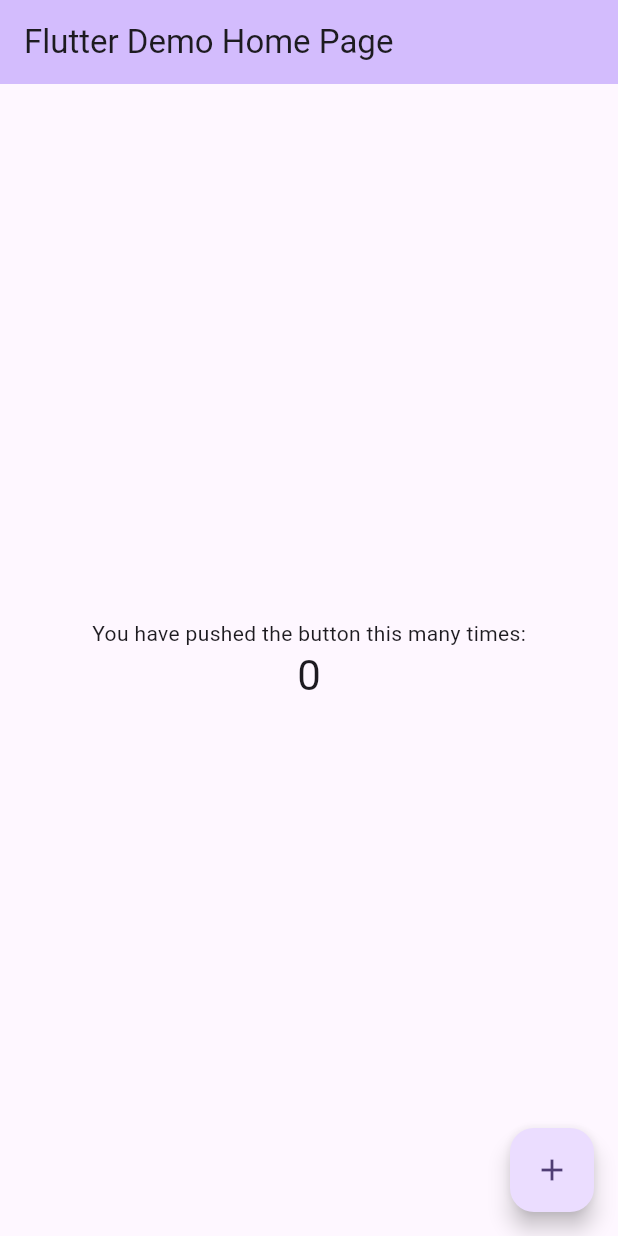
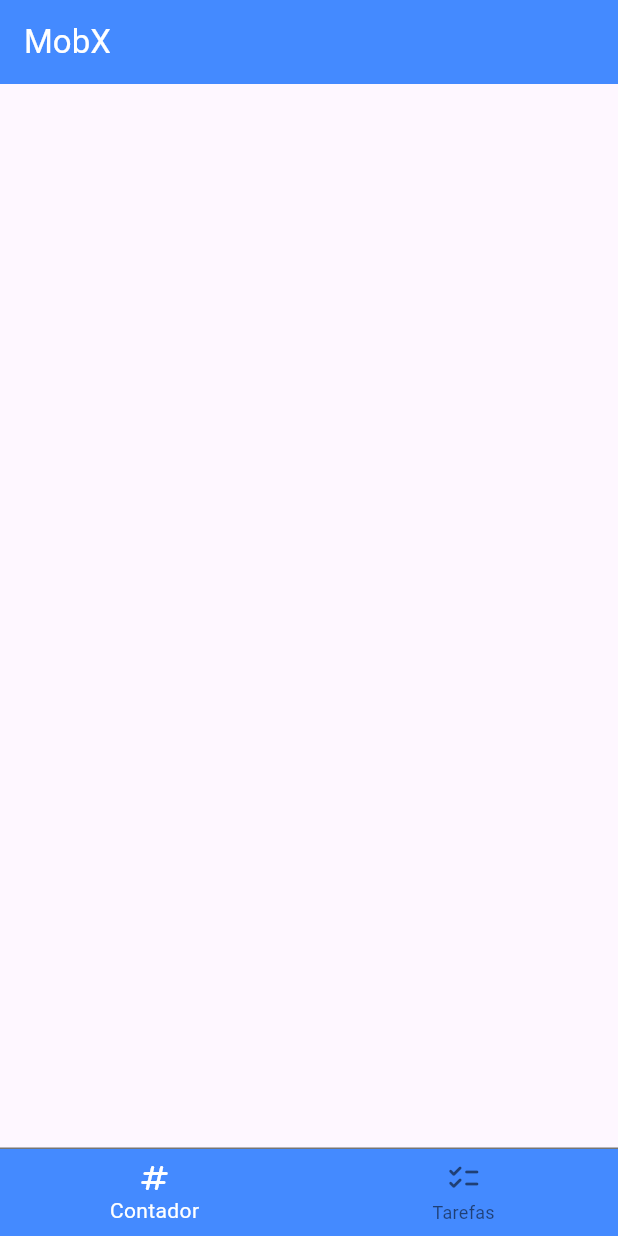
Before and after one commit to LinikerThiers/getx_estudo, a Flutter app: the screen it shows after launch, on a phone screen of 412 x 824 dp. Run offline on Flutter 3.47's test engine with Material 3 defaults, Android fonts, the phone set to English and light mode, and no system bars.

Commit message:
separando os arquivos e criando a pagina main

```diff
--- a/lib/main.dart
+++ b/lib/main.dart
@@ -1,125 +1,6 @@
 import 'package:flutter/material.dart';
+import 'package:getx_app/my_app.dart';
 
 void main() {
   runApp(const MyApp());
 }
-
-class MyApp extends StatelessWidget {
-  const MyApp({super.key});
-
-  // This widget is the root of your application.
-  @override
-  Widget build(BuildContext context) {
-    return MaterialApp(
-      title: 'Flutter Demo',
-      theme: ThemeData(
-        // This is the theme of your application.
-        //
-        // TRY THIS: Try running your application with "flutter run". You'll see
-        // the application has a purple toolbar. Then, without quitting the app,
-        // try changing the seedColor in the colorScheme below to Colors.green
-        // and then invoke "hot reload" (save your changes or press the "hot
-        // reload" button in a Flutter-supported IDE, or press "r" if you used
-        // the command line to start the app).
-        //
-        // Notice that the counter didn't reset back to zero; the application
-        // state is not lost during the reload. To reset the state, use hot
-        // restart instead.
-        //
-        // This works for code too, not just values: Most code changes can be
-        // tested with just a hot reload.
-        colorScheme: ColorScheme.fromSeed(seedColor: Colors.deepPurple),
-        useMaterial3: true,
-      ),
-      home: const MyHomePage(title: 'Flutter Demo Home Page'),
-    );
-  }
-}
-
-class MyHomePage extends StatefulWidget {
-  const MyHomePage({super.key, required this.title});
-
-  // This widget is the home page of your application. It is stateful, meaning
-  // that it has a State object (defined below) that contains fields that affect
-  // how it looks.
-
-  // This class is the configuration for the state. It holds the values (in this
-  // case the title) provided by the parent (in this case the App widget) and
-  // used by the build method of the State. Fields in a Widget subclass are
-  // always marked "final".
-
-  final String title;
-
-  @override
-  State<MyHomePage> createState() => _MyHomePageState();
-}
-
-class _MyHomePageState extends State<MyHomePage> {
-  int _counter = 0;
-
-  void _incrementCounter() {
-    setState(() {
-      // This call to setState tells the Flutter framework that something has
-      // changed in this State, which causes it to rerun the build method below
-      // so that the display can reflect the updated values. If we changed
-      // _counter without calling setState(), then the build method would not be
-      // called again, and so nothing would appear to happen.
-      _counter++;
-    });
-  }
-
-  @override
-  Widget build(BuildContext context) {
-    // This method is rerun every time setState is called, for instance as done
-    // by the _incrementCounter method above.
-    //
-    // The Flutter framework has been optimized to make rerunning build methods
-    // fast, so that you can just rebuild anything that needs updating rather
-    // than having to individually change instances of widgets.
-    return Scaffold(
-      appBar: AppBar(
-        // TRY THIS: Try changing the color here to a specific color (to
-        // Colors.amber, perhaps?) and trigger a hot reload to see the AppBar
-        // change color while the other colors stay the same.
-        backgroundColor: Theme.of(context).colorScheme.inversePrimary,
-        // Here we take the value from the MyHomePage object that was created by
-        // the App.build method, and use it to set our appbar title.
-        title: Text(widget.title),
-      ),
-      body: Center(
-        // Center is a layout widget. It takes a single child and positions it
-        // in the middle of the parent.
-        child: Column(
-          // Column is also a layout widget. It takes a list of children and
-          // arranges them vertically. By default, it sizes itself to fit its
-          // children horizontally, and tries to be as tall as its parent.
-          //
-          // Column has various properties to control how it sizes itself and
-          // how it positions its children. Here we use mainAxisAlignment to
-          // center the children vertically; the main axis here is the vertical
-          // axis because Columns are vertical (the cross axis would be
-          // horizontal).
-          //
-          // TRY THIS: Invoke "debug painting" (choose the "Toggle Debug Paint"
-          // action in the IDE, or press "p" in the console), to see the
-          // wireframe for each widget.
-          mainAxisAlignment: MainAxisAlignment.center,
-          children: <Widget>[
-            const Text(
-              'You have pushed the button this many times:',
-            ),
-            Text(
-              '$_counter',
-              style: Theme.of(context).textTheme.headlineMedium,
-            ),
-          ],
-        ),
-      ),
-      floatingActionButton: FloatingActionButton(
-        onPressed: _incrementCounter,
-        tooltip: 'Increment',
-        child: const Icon(Icons.add),
-      ), // This trailing comma makes auto-formatting nicer for build methods.
-    );
-  }
-}
--- /dev/null
+++ b/lib/my_app.dart
@@ -0,0 +1,19 @@
+import 'package:flutter/material.dart';
+import 'package:getx_app/pages/main_page.dart';
+
+class MyApp extends StatelessWidget {
+  const MyApp({super.key});
+
+  @override
+  Widget build(BuildContext context) {
+    return MaterialApp(
+      title: 'Flutter Demo',
+      debugShowCheckedModeBanner: false,
+      theme: ThemeData(
+        colorScheme: ColorScheme.fromSeed(seedColor: Colors.deepPurple),
+        useMaterial3: true,
+      ),
+      home: const MainPage(title: 'Flutter Demo Home Page'),
+    );
+  }
+}
--- /dev/null
+++ b/lib/pages/contador_getx_page.dart
@@ -0,0 +1,12 @@
+import 'package:flutter/material.dart';
+
+class ContadorGetxPage extends StatelessWidget {
+  const ContadorGetxPage({super.key});
+
+  @override
+  Widget build(BuildContext context) {
+    return Scaffold(
+      body: Column(),
+    );
+  }
+}
--- /dev/null
+++ b/lib/pages/main_page.dart
@@ -0,0 +1,64 @@
+import 'package:flutter/material.dart';
+import 'package:getx_app/pages/contador_getx_page.dart';
+import 'package:getx_app/pages/tarefas_page.dart';
+
+class MainPage extends StatefulWidget {
+  const MainPage({super.key, required this.title});
+  final String title;
+
+  @override
+  State<MainPage> createState() => _MainPageState();
+}
+
+class _MainPageState extends State<MainPage> {
+  PageController controller = PageController(initialPage: 0);
+  int posicaoPagina = 0;
+  @override
+  Widget build(BuildContext context) {
+    return Scaffold(
+      appBar: AppBar(
+        title: Text(
+          "MobX",
+          style: TextStyle(color: Colors.white),
+        ),
+        backgroundColor: Colors.blueAccent,
+      ),
+      body: Column(
+        children: [
+          Expanded(
+              child: PageView(
+            controller: controller,
+            onPageChanged: (value) {
+              setState(() {
+                posicaoPagina = value;
+              });
+            },
+            children: [
+              ContadorGetxPage(),
+              TarefasPage(),
+            ],
+          )),
+          Container(
+            decoration: BoxDecoration(
+                border: Border(
+                    top: BorderSide(color: Colors.grey.shade600, width: 1))),
+            child: BottomNavigationBar(
+                elevation: 0,
+                backgroundColor: Colors.blueAccent,
+                selectedItemColor: Colors.white,
+                unselectedItemColor: Colors.blueAccent[800],
+                currentIndex: posicaoPagina,
+                type: BottomNavigationBarType.fixed,
+                onTap: (value) => controller.jumpToPage(value),
+                items: [
+                  BottomNavigationBarItem(
+                      label: "Contador", icon: Icon(Icons.numbers_rounded)),
+                  BottomNavigationBarItem(
+                      label: "Tarefas", icon: Icon(Icons.checklist_rounded)),
+                ]),
+          )
+        ],
+      ),
+    );
+  }
+}
--- /dev/null
+++ b/lib/pages/tarefas_page.dart
@@ -0,0 +1,12 @@
+import 'package:flutter/material.dart';
+
+class TarefasPage extends StatelessWidget {
+  const TarefasPage({super.key});
+
+  @override
+  Widget build(BuildContext context) {
+    return Scaffold(
+      body: Column(),
+    );
+  }
+}
```
Also changed, not shown: 1 other file.
